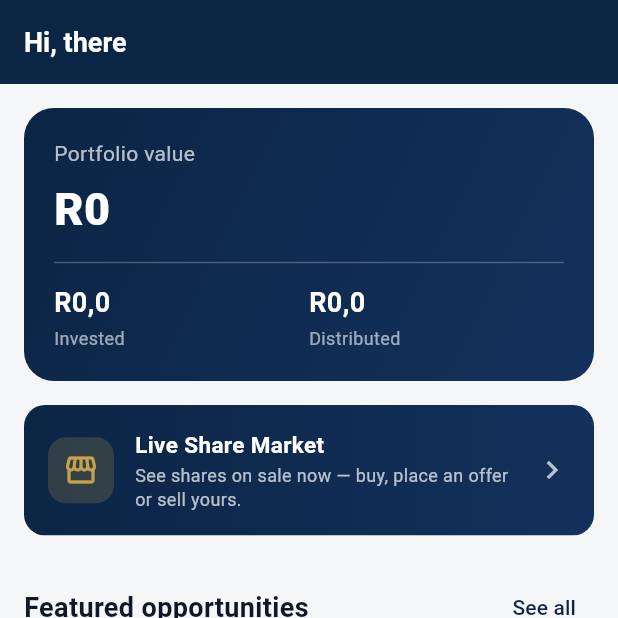
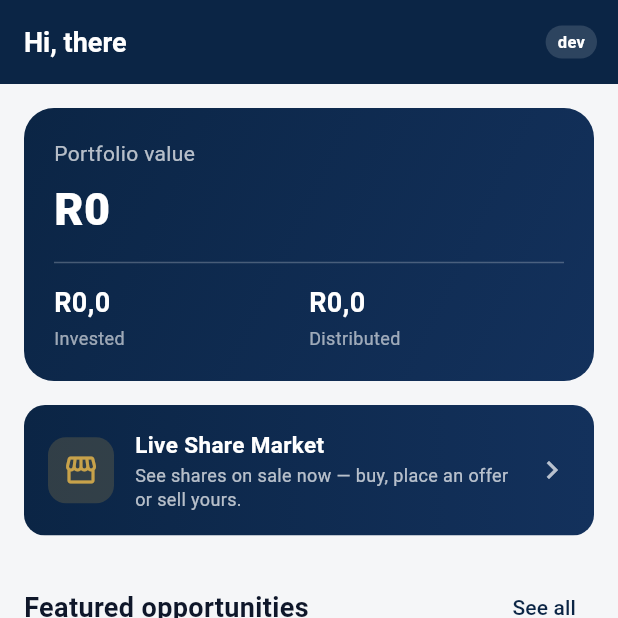
Before and after one commit to chalatsithapelo-ops/investprop, a Flutter app: the DashboardPage screen opened by its route, on a phone screen of 412 x 824 dp, the top half of it. Run offline on Flutter 3.47's test engine with Material 3 defaults, Android fonts, the phone set to English and light mode, and no system bars; our stand-ins replace cached_network_image, dio, equatable, firebase_core, firebase_messaging, fl_chart and 8 more; missing offline and left inert: livekit_client, record; accounts and stored records are empty; network calls fail.

Commit message:
fix(voice): mobile nav via router provider + stamped build ID banner on APK builds

```diff
--- /dev/null
+++ b/mobile/lib/config/build_info.dart
@@ -0,0 +1,7 @@
+/// Build identifier, stamped by scripts/build-mobile.ps1 at build time.
+///
+/// Format: `yyyyMMdd-HHmm` in SAST (e.g. `20261106-1230`). Shows `dev` when the
+/// app is built without the script (plain `flutter build`/`flutter run`). The
+/// build script also uses this exact string as its APK verify marker, so the
+/// value shown in the app is guaranteed to match the installed binary.
+const String kBuildId = 'dev';
--- a/mobile/lib/features/dashboard/dashboard_page.dart
+++ b/mobile/lib/features/dashboard/dashboard_page.dart
@@ -2,6 +2,7 @@ import 'package:flutter/material.dart';
 import 'package:flutter_riverpod/flutter_riverpod.dart';
 import 'package:go_router/go_router.dart';
 
+import '../../config/build_info.dart';
 import '../../config/theme.dart';
 import '../../core/format.dart';
 import '../auth/application/auth_controller.dart';
@@ -39,6 +40,7 @@ class DashboardPage extends ConsumerWidget {
               pinned: true,
               backgroundColor: AppColors.navy,
               title: Text('Hi, ${_firstName(user?.name)}'),
+              actions: const [_BuildBadge()],
             ),
             SliverToBoxAdapter(
               child: Padding(
@@ -156,6 +158,7 @@ class _OwnerDashboard extends ConsumerWidget {
               pinned: true,
               backgroundColor: AppColors.navy,
               title: Text('Hi, ${_first(user?.name)}'),
+              actions: const [_BuildBadge()],
             ),
             SliverToBoxAdapter(
               child: Padding(
@@ -334,6 +337,38 @@ class _OwnerDashboard extends ConsumerWidget {
     return name.trim().split(RegExp(r'\s+')).first;
   }
 }
+
+/// Small build-ID chip in the dashboard app bar so you can confirm at a glance
+/// which APK build is installed. The value is stamped by build-mobile.ps1.
+class _BuildBadge extends StatelessWidget {
+  const _BuildBadge();
+
+  @override
+  Widget build(BuildContext context) {
+    return Center(
+      child: Padding(
+        padding: const EdgeInsets.only(right: 14),
+        child: Container(
+          padding: const EdgeInsets.symmetric(horizontal: 8, vertical: 3),
+          decoration: BoxDecoration(
+            color: Colors.white.withValues(alpha: 0.14),
+            borderRadius: BorderRadius.circular(999),
+          ),
+          child: Text(
+            kBuildId,
+            style: const TextStyle(
+              color: Colors.white,
+              fontSize: 11,
+              fontWeight: FontWeight.w600,
+              letterSpacing: 0.2,
+            ),
+          ),
+        ),
+      ),
+    );
+  }
+}
+
 
 class _OwnerDealTile extends StatelessWidget {
   const _OwnerDealTile({required this.proposal});
```
Also changed, not shown: mobile/lib/features/office/presentation/voice_agent_overlay.dart (+5 -2 lines), mobile/lib/features/profile/presentation/profile_page.dart (+4 -3 lines), 2 other files.
